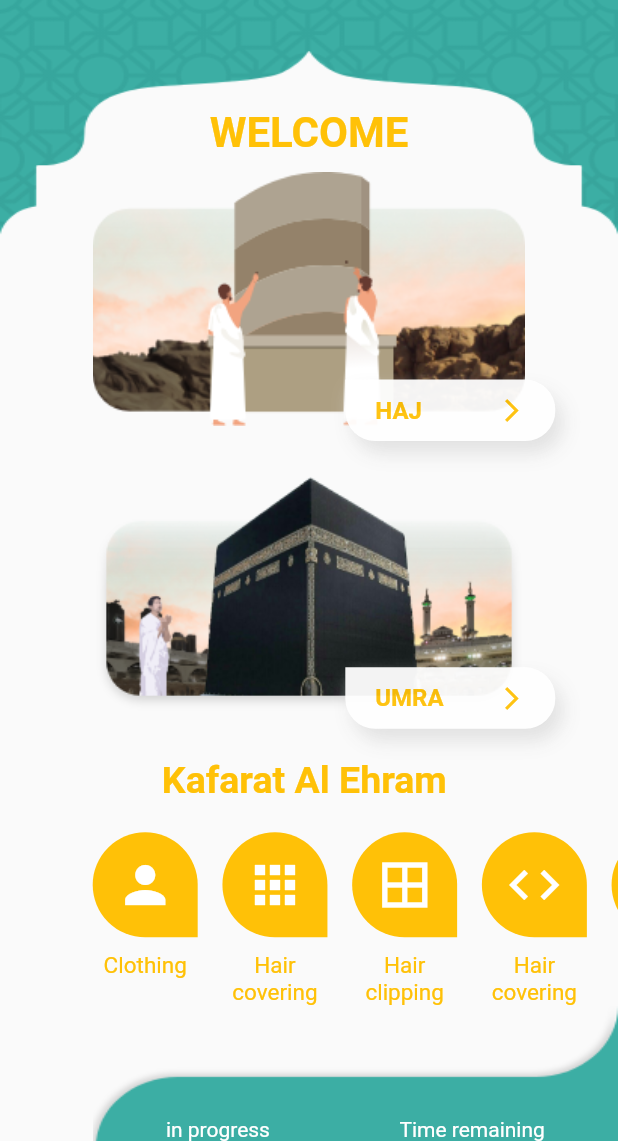
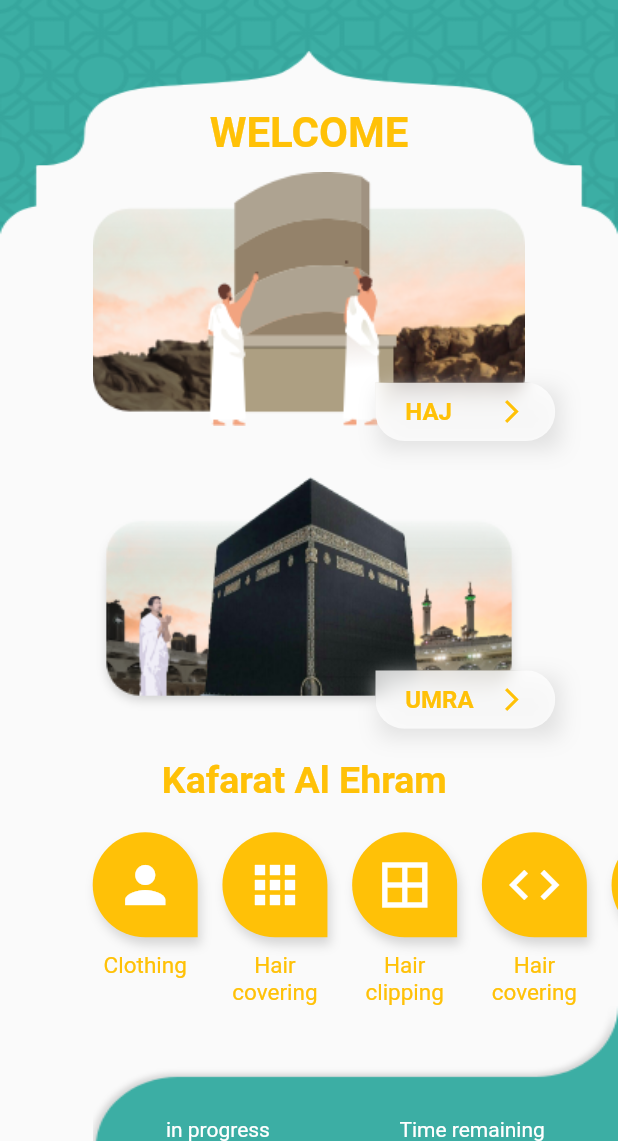
Before and after one commit to akhalil18/manasik-ui, a Flutter app: the screen it shows after launch, on a phone screen of 412 x 824 dp, the part 95-1236 px from its top. Run offline on Flutter 3.47's test engine with Material 2 defaults, Android fonts, the phone set to English and light mode, and no system bars.

```diff
--- a/lib/home_page.dart
+++ b/lib/home_page.dart
@@ -1,3 +1,5 @@
+import 'dart:ui';
+
 import 'package:flutter/material.dart';
 import 'package:manasik/screen_util.dart';
 
@@ -171,6 +173,13 @@ class HomePage extends StatelessWidget {
             height: 70,
             decoration: BoxDecoration(
               color: Colors.amber,
+              boxShadow: [
+                BoxShadow(
+                  blurRadius: 5,
+                  color: Colors.grey[350],
+                  offset: Offset(2, 5),
+                ),
+              ],
               borderRadius: BorderRadiusDirectional.only(
                 bottomStart: Radius.circular(40),
                 topStart: Radius.circular(40),
@@ -277,35 +286,39 @@ class HomePage extends StatelessWidget {
       child: Stack(
         overflow: Overflow.visible,
         children: [
+          // Image
           Container(
             width: double.infinity,
             child: Image.asset(image, fit: BoxFit.fill),
           ),
+
+          // Bottom Button
           Positioned.directional(
             textDirection: TextDirection.ltr,
             bottom: -10,
             end: -20,
-            child: Opacity(
-              opacity: 0.95,
             child: Container(
-                padding: EdgeInsets.symmetric(vertical: 11, horizontal: 20),
               decoration: BoxDecoration(
-                  color: Colors.white,
                 boxShadow: [
                   BoxShadow(
-                      blurRadius: 10,
+                    blurRadius: 12,
                     color: Colors.grey[300],
-                      offset: Offset(5, 8),
+                    offset: Offset(3, 5),
                   ),
                 ],
-                  borderRadius: BorderRadiusDirectional.only(
-                    bottomStart: Radius.circular(20),
-                    bottomEnd: Radius.circular(20),
-                    topEnd: Radius.circular(20),
               ),
+              child: ClipRRect(
+                borderRadius: BorderRadius.only(
+                  bottomLeft: Radius.circular(20),
+                  bottomRight: Radius.circular(20),
+                  topRight: Radius.circular(20),
                 ),
+                child: BackdropFilter(
+                  filter: ImageFilter.blur(sigmaX: 5, sigmaY: 5),
                   child: Container(
-                  width: 100,
+                    width: 120,
+                    color: Colors.white.withOpacity(0.75),
+                    padding: EdgeInsets.symmetric(vertical: 10, horizontal: 20),
                     child: GestureDetector(
                       onTap: onTab,
                       child: Row(
@@ -330,6 +343,7 @@ class HomePage extends StatelessWidget {
                   ),
                 ),
               ),
+            ),
           )
         ],
       ),
```
Lines whose indentation alone changed are shown as unchanged.
